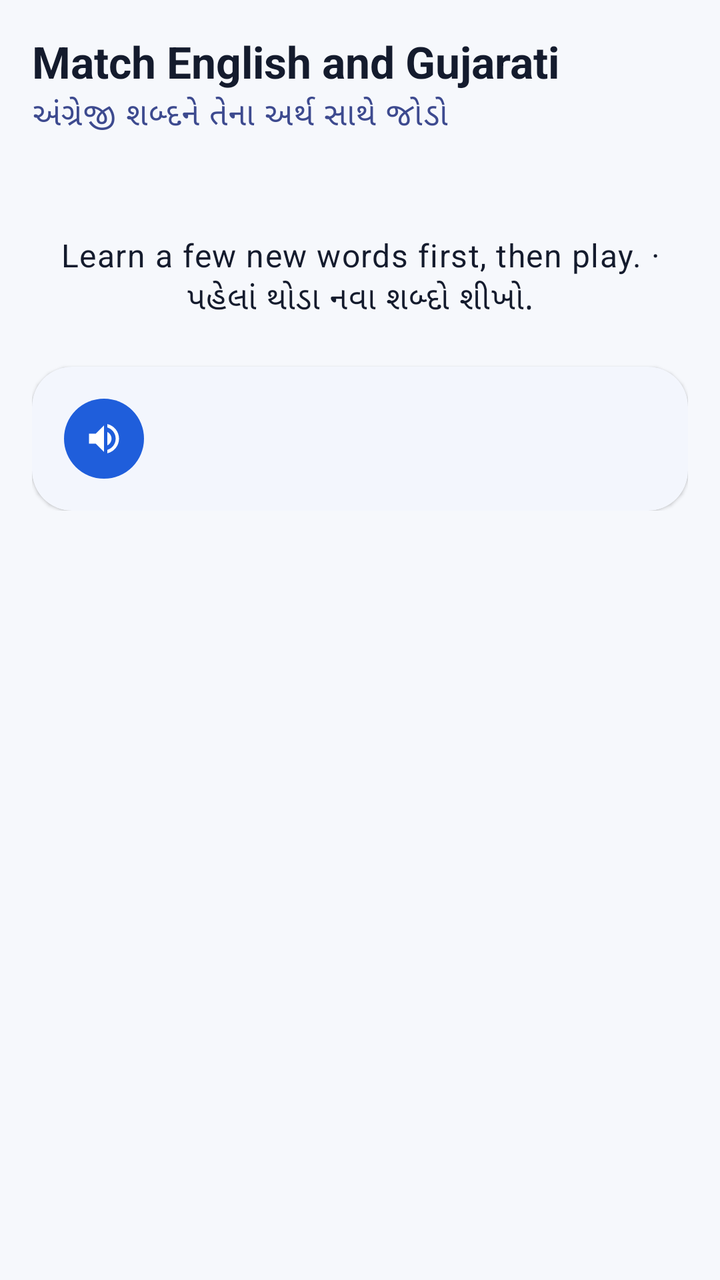
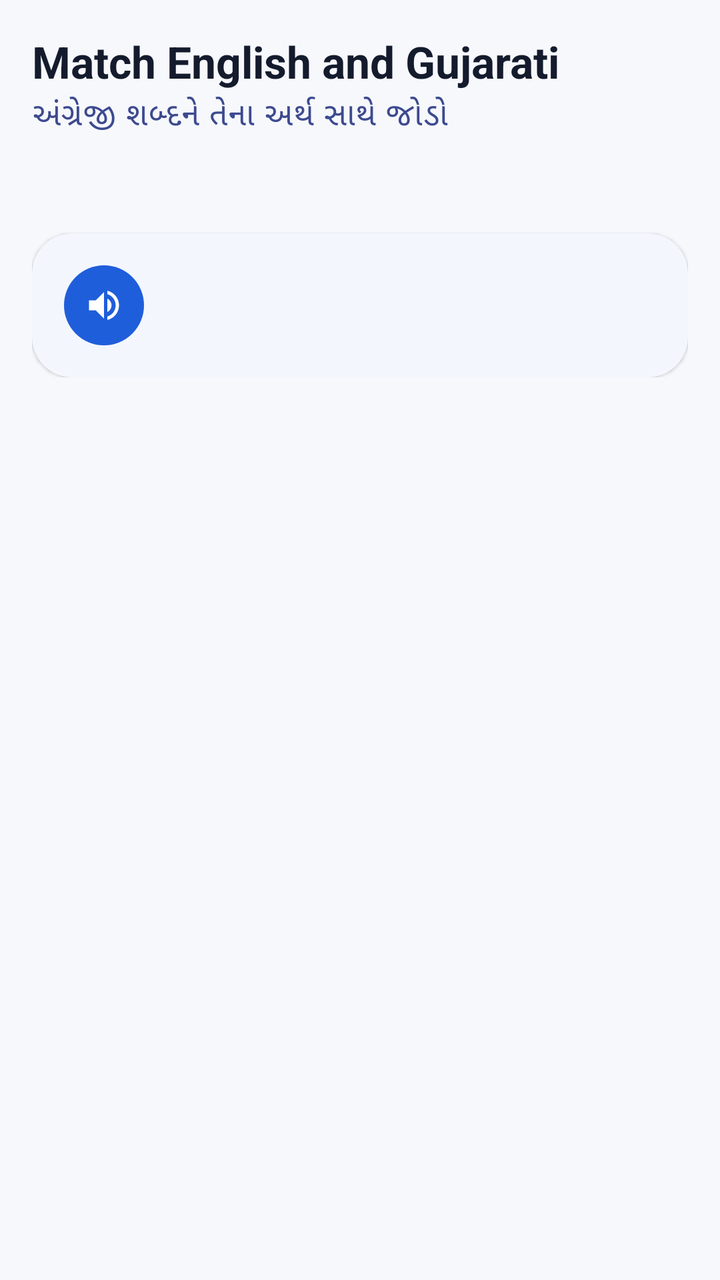

Two renders of the same Android screen: before a commit and after it. Below are the layout's source before the change and the commit's diff.
<!-- AndroidManifest.xml: application theme Theme.IELTSReading -->
<!-- res/layout/fragment_match_game.xml -->
<?xml version="1.0" encoding="utf-8"?>
<androidx.core.widget.NestedScrollView xmlns:android="http://schemas.android.com/apk/res/android"
    xmlns:app="http://schemas.android.com/apk/res-auto"
    android:layout_width="match_parent"
    android:layout_height="match_parent">

    <LinearLayout
        android:layout_width="match_parent"
        android:layout_height="wrap_content"
        android:orientation="vertical"
        android:padding="@dimen/screen_padding">

        <TextView
            android:layout_width="match_parent"
            android:layout_height="wrap_content"
            android:text="@string/match_title"
            android:textAppearance="@style/Text.Title" />

        <TextView
            android:layout_width="match_parent"
            android:layout_height="wrap_content"
            android:text="@string/match_title_gu"
            android:textAppearance="@style/Text.Gujarati" />

        <TextView
            android:id="@+id/textStatus"
            android:layout_width="match_parent"
            android:layout_height="wrap_content"
            android:layout_marginTop="6dp"
            android:textAppearance="@style/Text.Secondary" />

        <TextView
            android:id="@+id/textEmpty"
            android:layout_width="match_parent"
            android:layout_height="wrap_content"
            android:layout_marginTop="24dp"
            android:gravity="center"
            android:text="@string/game_needs_words"
            android:textAppearance="@style/Text.Body" />

        <LinearLayout
            android:id="@+id/columns"
            android:layout_width="match_parent"
            android:layout_height="wrap_content"
            android:layout_marginTop="8dp"
            android:orientation="horizontal">

            <LinearLayout
                android:id="@+id/leftColumn"
                android:layout_width="0dp"
                android:layout_height="wrap_content"
                android:layout_marginEnd="6dp"
                android:layout_weight="1"
                android:orientation="vertical" />

            <LinearLayout
                android:id="@+id/rightColumn"
                android:layout_width="0dp"
                android:layout_height="wrap_content"
                android:layout_marginStart="6dp"
                android:layout_weight="1"
                android:orientation="vertical" />
        </LinearLayout>

        <com.google.android.material.card.MaterialCardView
            android:id="@+id/cardLast"
            android:layout_width="match_parent"
            android:layout_height="wrap_content"
            android:layout_marginTop="16dp">

            <LinearLayout
                android:layout_width="match_parent"
                android:layout_height="wrap_content"
                android:gravity="center_vertical"
                android:orientation="horizontal"
                android:padding="12dp">

                <com.google.android.material.button.MaterialButton
                    android:id="@+id/btnPlayLast"
                    style="@style/Widget.Material3.Button.IconButton.Filled"
                    android:layout_width="48dp"
                    android:layout_height="48dp"
                    android:contentDescription="@string/cd_play"
                    app:icon="@drawable/ic_volume" />

                <LinearLayout
                    android:layout_width="0dp"
                    android:layout_height="wrap_content"
                    android:layout_marginStart="12dp"
                    android:layout_weight="1"
                    android:orientation="vertical">

                    <TextView
                        android:id="@+id/textLast"
                        android:layout_width="match_parent"
                        android:layout_height="wrap_content"
                        android:textAppearance="@style/Text.Subtitle"
                        android:textStyle="bold" />

                    <TextView
                        android:id="@+id/textLastExample"
                        android:layout_width="match_parent"
                        android:layout_height="wrap_content"
                        android:textAppearance="@style/Text.Secondary" />
                </LinearLayout>
            </LinearLayout>
        </com.google.android.material.card.MaterialCardView>

        <LinearLayout
            android:id="@+id/groupFinished"
            android:layout_width="match_parent"
            android:layout_height="wrap_content"
            android:layout_marginTop="20dp"
            android:orientation="vertical"
            android:visibility="gone">

            <TextView
                android:id="@+id/textFinished"
                android:layout_width="match_parent"
                android:layout_height="wrap_content"
                android:gravity="center"
                android:textAppearance="@style/Text.Title" />

            <com.google.android.material.button.MaterialButton
                android:id="@+id/btnAgain"
                android:layout_width="match_parent"
                android:layout_height="56dp"
                android:layout_marginTop="12dp"
                android:text="@string/btn_play_again" />

            <com.google.android.material.button.MaterialButton
                android:id="@+id/btnDone"
                style="@style/Widget.Material3.Button.TonalButton"
                android:layout_width="match_parent"
                android:layout_height="56dp"
                android:layout_marginTop="8dp"
                android:text="@string/btn_done" />
        </LinearLayout>
    </LinearLayout>
</androidx.core.widget.NestedScrollView>
<!-- resources referenced by this layout -->
<resources>
  <dimen name="screen_padding">16dp</dimen>
  <!-- drawable ic_volume (drawable) -->
  <vector xmlns:android="http://schemas.android.com/apk/res/android"
      android:width="24dp" android:height="24dp"
      android:viewportWidth="24" android:viewportHeight="24"
      android:tint="?attr/colorControlNormal">
      <path android:fillColor="@android:color/white" android:pathData="M3,9v6h4l5,5V4L7,9H3zM16.5,12c0,-1.77 -1.02,-3.29 -2.5,-4.03v8.05c1.48,-0.73 2.5,-2.25 2.5,-4.02zM14,3.23v2.06c2.89,0.86 5,3.54 5,6.71s-2.11,5.85 -5,6.71v2.06c4.01,-0.91 7,-4.49 7,-8.77s-2.99,-7.86 -7,-8.77z"/>
  </vector>
  <string name="btn_done">Done</string>
  <string name="btn_play_again">Play again</string>
  <string name="cd_play">Play sound</string>
  <string name="game_needs_words">Learn a few new words first, then play. · પહેલાં થોડા નવા શબ્દો શીખો.</string>
  <string name="match_title">Match English and Gujarati</string>
  <string name="match_title_gu">અંગ્રેજી શબ્દને તેના અર્થ સાથે જોડો</string>
  <style name="Text.Body" parent="TextAppearance.Material3.BodyLarge">
          <item name="android:textColor">@color/text_primary</item>
          <item name="android:lineSpacingMultiplier">1.25</item>
      </style>
  <style name="Text.Gujarati" parent="TextAppearance.Material3.BodyLarge">
          <item name="android:textColor">@color/gujarati_text</item>
          <item name="android:lineSpacingMultiplier">1.3</item>
      </style>
  <style name="Text.Secondary" parent="TextAppearance.Material3.BodyMedium">
          <item name="android:textColor">@color/text_secondary</item>
      </style>
  <style name="Text.Subtitle" parent="TextAppearance.Material3.TitleMedium">
          <item name="android:textColor">@color/text_primary</item>
      </style>
  <style name="Text.Title" parent="TextAppearance.Material3.TitleLarge">
          <item name="android:textColor">@color/text_primary</item>
          <item name="android:textStyle">bold</item>
      </style>
  <color name="text_primary">#141B2D</color>
  <color name="gujarati_text">#3D4A8F</color>
  <color name="text_secondary">#5B6478</color>
  <color name="brand_primary">#1F5EDB</color>
  <color name="white">#FFFFFF</color>
  <color name="brand_primary_container">#DCE6FF</color>
  <color name="brand_on_primary_container">#0A2A6B</color>
  <color name="brand_secondary">#F59E0B</color>
  <color name="brand_secondary_container">#FFF1D6</color>
  <color name="brand_tertiary">#0E9F8C</color>
  <color name="error">#DC2626</color>
  <color name="background">#F6F8FC</color>
  <color name="surface">#FFFFFF</color>
  <color name="surface_variant">#EEF2FA</color>
  <style name="Widget.App.Card" parent="Widget.Material3.CardView.Elevated">
          <item name="cardCornerRadius">@dimen/card_radius</item>
          <item name="cardBackgroundColor">@color/surface</item>
          <item name="cardElevation">1dp</item>
      </style>
  <dimen name="card_radius">20dp</dimen>
  <!-- unchanged entries left out for length: 1 -->
</resources>

<!-- the commit's change to res/layout/fragment_match_game.xml (unified diff, before → after) -->
@@ -36,6 +36,7 @@
             android:layout_marginTop="24dp"
             android:gravity="center"
             android:text="@string/game_needs_words"
+            android:visibility="gone"
             android:textAppearance="@style/Text.Body" />
 
         <LinearLayout
